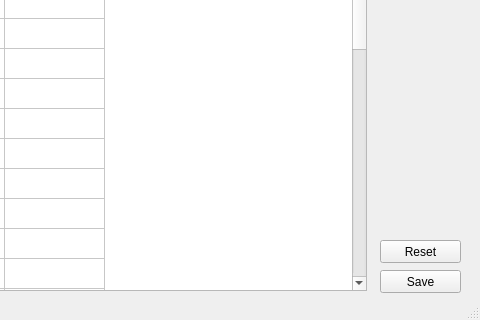
Above: ui/guard_infirmier.ui from otmanLAHRECHE/EPSP_Garde_Project before the change; both pictures show x 320 to 800 and y 280 to 600 of the 800 by 600 pixel window. Below: the same form after it.
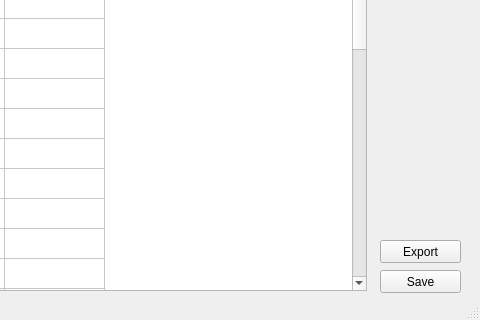
That is the form after the change.

The edit to the form file:
```diff
--- a/ui/guard_infirmier.ui
+++ b/ui/guard_infirmier.ui
@@ -271,7 +271,7 @@
      </rect>
     </property>
     <property name="text">
-     <string>Reset</string>
+     <string>Export</string>
     </property>
    </widget>
   </widget>
```
